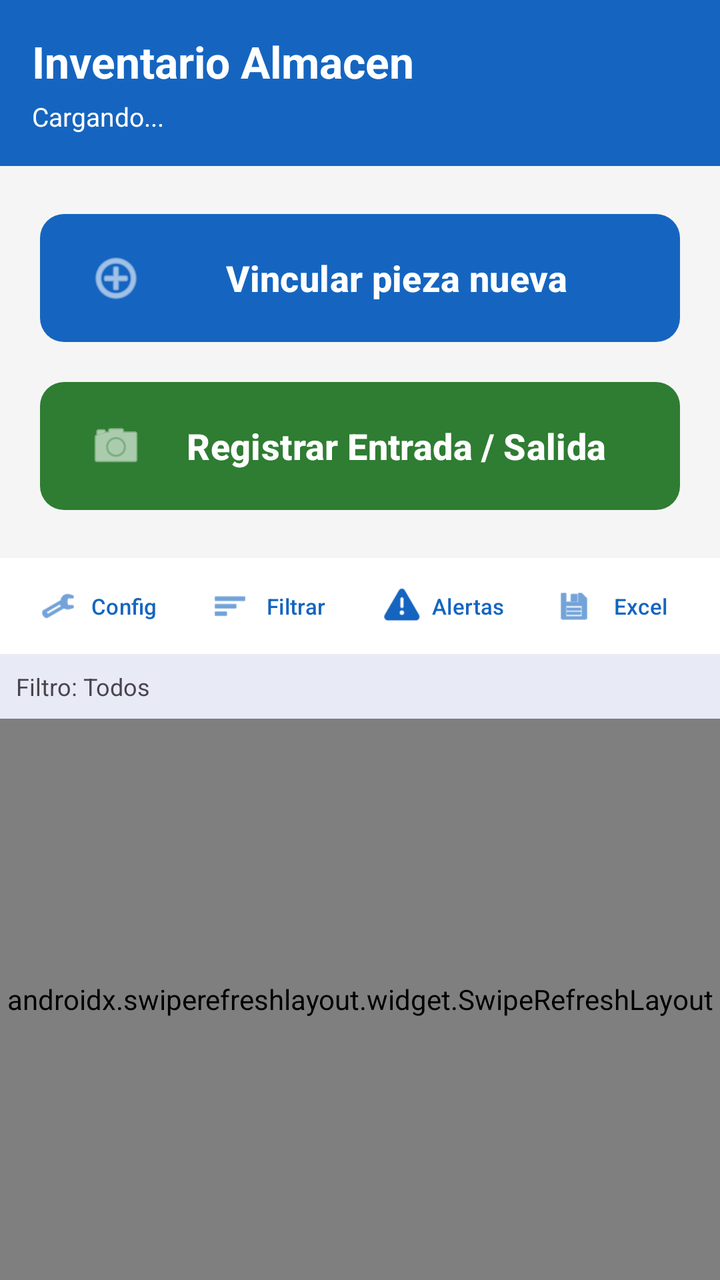
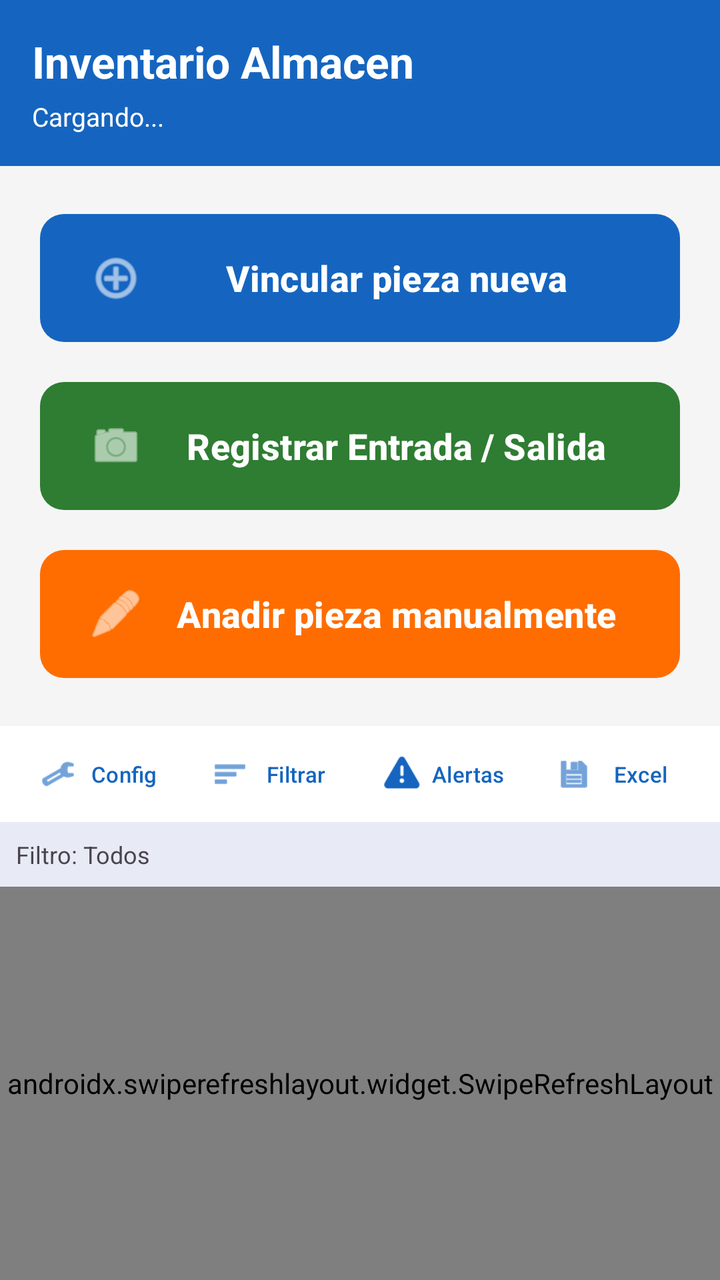

Two renders of the same Android screen: before a commit and after it. Below are the layout's source before the change and the commit's diff.
<!-- AndroidManifest.xml: application theme Theme.InventarioAlmacen -->
<!-- res/layout/activity_main.xml -->
<?xml version="1.0" encoding="utf-8"?>
<androidx.constraintlayout.widget.ConstraintLayout
    xmlns:android="http://schemas.android.com/apk/res/android"
    xmlns:app="http://schemas.android.com/apk/res-auto"
    android:layout_width="match_parent"
    android:layout_height="match_parent"
    android:background="@color/background">

    
    <LinearLayout
        android:id="@+id/layoutHeader"
        android:layout_width="match_parent"
        android:layout_height="wrap_content"
        android:orientation="vertical"
        android:background="@color/primary"
        android:padding="16dp"
        app:layout_constraintTop_toTopOf="parent">

        <TextView
            android:layout_width="wrap_content"
            android:layout_height="wrap_content"
            android:text="Inventario Almacen"
            android:textColor="@android:color/white"
            android:textSize="22sp"
            android:textStyle="bold" />

        <TextView
            android:id="@+id/tvStats"
            android:layout_width="wrap_content"
            android:layout_height="wrap_content"
            android:text="Cargando..."
            android:textColor="@android:color/white"
            android:textSize="13sp"
            android:layout_marginTop="4dp" />
    </LinearLayout>

    
    <LinearLayout
        android:id="@+id/layoutMainButtons"
        android:layout_width="match_parent"
        android:layout_height="wrap_content"
        android:orientation="vertical"
        android:padding="20dp"
        app:layout_constraintTop_toBottomOf="@id/layoutHeader">

        
        <com.google.android.material.button.MaterialButton
            android:id="@+id/btnAddNew"
            android:layout_width="match_parent"
            android:layout_height="72dp"
            android:text="Vincular pieza nueva"
            android:textSize="18sp"
            android:textStyle="bold"
            android:textColor="@android:color/white"
            app:backgroundTint="@color/primary"
            app:icon="@android:drawable/ic_menu_add"
            app:iconTint="@android:color/white"
            app:iconSize="28dp"
            app:cornerRadius="12dp" />

        
        <com.google.android.material.button.MaterialButton
            android:id="@+id/btnEntryExit"
            android:layout_width="match_parent"
            android:layout_height="72dp"
            android:layout_marginTop="12dp"
            android:text="Registrar Entrada / Salida"
            android:textSize="18sp"
            android:textStyle="bold"
            android:textColor="@android:color/white"
            app:backgroundTint="@color/stock_ok"
            app:icon="@android:drawable/ic_menu_camera"
            app:iconTint="@android:color/white"
            app:iconSize="28dp"
            app:cornerRadius="12dp" />

    </LinearLayout>

    
    <LinearLayout
        android:id="@+id/layoutActions"
        android:layout_width="match_parent"
        android:layout_height="wrap_content"
        android:orientation="horizontal"
        android:paddingStart="8dp"
        android:paddingEnd="8dp"
        android:background="@color/surface"
        app:layout_constraintTop_toBottomOf="@id/layoutMainButtons">

        <com.google.android.material.button.MaterialButton
            android:id="@+id/btnSetup"
            style="@style/Widget.Material3.Button.TextButton"
            android:layout_width="0dp"
            android:layout_height="wrap_content"
            android:layout_weight="1"
            android:text="Config"
            android:textSize="11sp"
            app:icon="@android:drawable/ic_menu_preferences" />

        <com.google.android.material.button.MaterialButton
            android:id="@+id/btnFilter"
            style="@style/Widget.Material3.Button.TextButton"
            android:layout_width="0dp"
            android:layout_height="wrap_content"
            android:layout_weight="1"
            android:text="Filtrar"
            android:textSize="11sp"
            app:icon="@android:drawable/ic_menu_sort_by_size" />

        <com.google.android.material.button.MaterialButton
            android:id="@+id/btnLowStock"
            style="@style/Widget.Material3.Button.TextButton"
            android:layout_width="0dp"
            android:layout_height="wrap_content"
            android:layout_weight="1"
            android:text="Alertas"
            android:textSize="11sp"
            app:icon="@android:drawable/ic_dialog_alert" />

        <com.google.android.material.button.MaterialButton
            android:id="@+id/btnExport"
            style="@style/Widget.Material3.Button.TextButton"
            android:layout_width="0dp"
            android:layout_height="wrap_content"
            android:layout_weight="1"
            android:text="Excel"
            android:textSize="11sp"
            app:icon="@android:drawable/ic_menu_save" />
    </LinearLayout>

    
    <TextView
        android:id="@+id/tvFilter"
        android:layout_width="match_parent"
        android:layout_height="wrap_content"
        android:padding="8dp"
        android:text="Filtro: Todos"
        android:textSize="12sp"
        android:background="@color/filter_bg"
        app:layout_constraintTop_toBottomOf="@id/layoutActions" />

    
    <LinearLayout
        android:id="@+id/layoutSetupPrompt"
        android:layout_width="match_parent"
        android:layout_height="wrap_content"
        android:orientation="vertical"
        android:gravity="center"
        android:padding="32dp"
        android:visibility="gone"
        app:layout_constraintTop_toBottomOf="@id/tvFilter"
        app:layout_constraintBottom_toBottomOf="parent">

        <TextView
            android:layout_width="wrap_content"
            android:layout_height="wrap_content"
            android:text="Configura tu Google Sheets"
            android:textSize="18sp"
            android:textStyle="bold" />

        <TextView
            android:layout_width="wrap_content"
            android:layout_height="wrap_content"
            android:text="Pulsa Config para conectar tu hoja de calculo"
            android:textSize="14sp"
            android:layout_marginTop="8dp" />
    </LinearLayout>

    
    <androidx.swiperefreshlayout.widget.SwipeRefreshLayout
        android:id="@+id/swipeRefresh"
        android:layout_width="match_parent"
        android:layout_height="0dp"
        app:layout_constraintTop_toBottomOf="@id/tvFilter"
        app:layout_constraintBottom_toBottomOf="parent">

        <androidx.recyclerview.widget.RecyclerView
            android:id="@+id/recyclerProducts"
            android:layout_width="match_parent"
            android:layout_height="match_parent"
            android:clipToPadding="false"
            android:paddingBottom="20dp" />
    </androidx.swiperefreshlayout.widget.SwipeRefreshLayout>

</androidx.constraintlayout.widget.ConstraintLayout>
<!-- resources referenced by this layout -->
<resources>
  <color name="background">#F5F5F5</color>
  <color name="filter_bg">#E8EAF6</color>
  <color name="primary">#1565C0</color>
  <color name="stock_ok">#2E7D32</color>
  <color name="surface">#FFFFFF</color>
  <style name="Theme.InventarioAlmacen" parent="Theme.Material3.Light.NoActionBar">
          <item name="colorPrimary">@color/primary</item>
          <item name="colorPrimaryDark">@color/primary_dark</item>
          <item name="colorAccent">@color/accent</item>
          <item name="android:statusBarColor">@color/primary_dark</item>
      </style>
  <color name="primary_dark">#0D47A1</color>
  <color name="accent">#FF6F00</color>
</resources>

<!-- the commit's change to res/layout/activity_main.xml (unified diff, before → after) -->
@@ -74,6 +74,22 @@
             app:iconSize="28dp"
             app:cornerRadius="12dp" />
 
+        
+        <com.google.android.material.button.MaterialButton
+            android:id="@+id/btnManualEntry"
+            android:layout_width="match_parent"
+            android:layout_height="72dp"
+            android:layout_marginTop="12dp"
+            android:text="Anadir pieza manualmente"
+            android:textSize="18sp"
+            android:textStyle="bold"
+            android:textColor="@android:color/white"
+            app:backgroundTint="#FF6D00"
+            app:icon="@android:drawable/ic_menu_edit"
+            app:iconTint="@android:color/white"
+            app:iconSize="28dp"
+            app:cornerRadius="12dp" />
+
     </LinearLayout>
 
     
